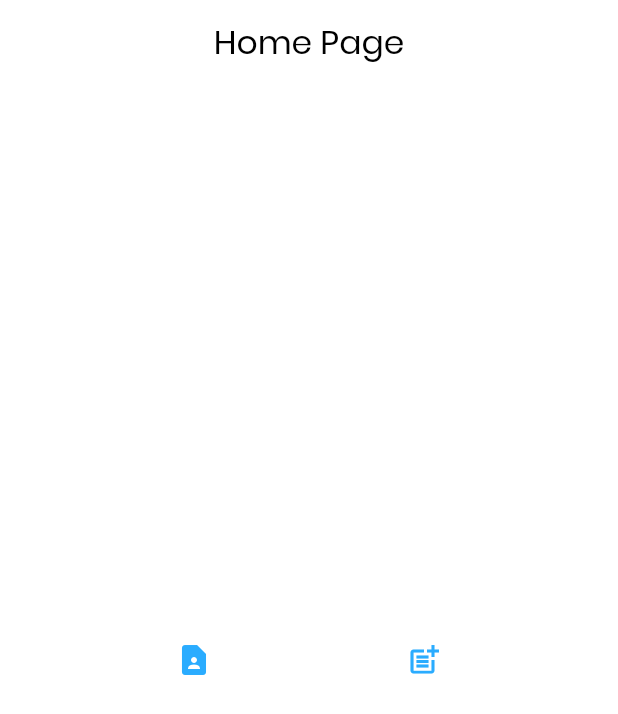
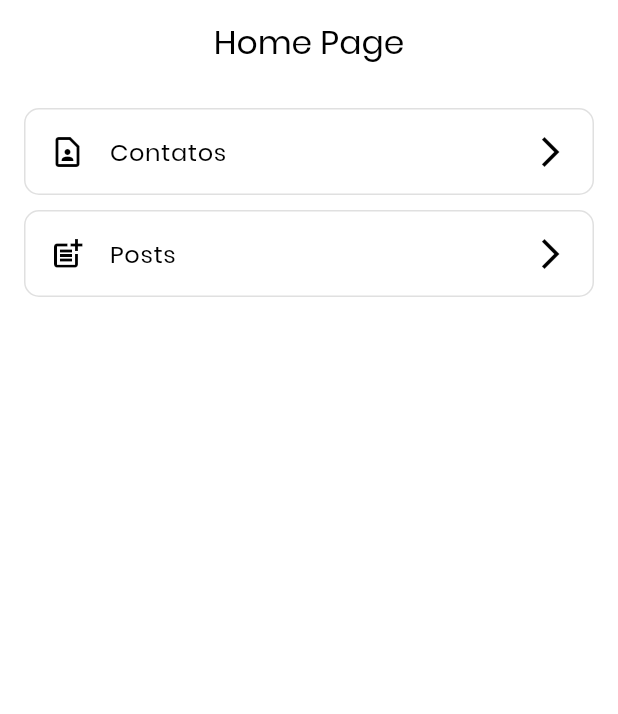
Before and after one commit to thak1996/contact_app, a Flutter app: the screen it shows after launch, on a phone screen of 412 x 824 dp. Shown: the top 714 px of the screen. Run offline on Flutter 3.47's test engine with Material 3 defaults, Android fonts, the phone set to English and light mode, and no system bars; our stand-ins replace dio, flutter_bloc, go_router, result_dart.

Commit message:
refatora lógica de carregamento de contatos e posts, substitui AsyncResult por Future, e adiciona widget HomeListTile para a tela inicial

```diff
--- a/lib/android/android.app.dart
+++ b/lib/android/android.app.dart
@@ -1,6 +1,5 @@
 import 'package:contact_app/android/app.router.dart';
 import 'package:contact_app/android/core/services/post.serivce.dart';
-import 'package:contact_app/android/view/home.view.dart';
 import 'package:flutter/material.dart';
 import 'package:provider/provider.dart';
 import 'core/constants/styles.dart';
--- a/lib/android/controller/contact.controller.dart
+++ b/lib/android/controller/contact.controller.dart
@@ -1,5 +1,4 @@
 import 'package:flutter_bloc/flutter_bloc.dart';
-import 'package:result_dart/result_dart.dart';
 import '../core/services/contact.service.dart';
 import '../models/contact.model.dart';
 
@@ -8,8 +7,9 @@ class ContactController extends Cubit<ContactState> {
 
   final ContactService _service = ContactService();
 
-  AsyncResult<List<Contact>> fetchContacts() async {
+  Future<void> fetchContacts() async {
     emit(ContactLoading());
+    await Future.delayed(Duration(seconds: 2));
     final result = await _service.getContacts();
     if (!isClosed) {
       result.fold(
@@ -17,7 +17,6 @@ class ContactController extends Cubit<ContactState> {
         (error) => emit(ContactError(error.toString())),
       );
     }
-    return result;
   }
 }
 
--- a/lib/android/view/home.view.dart
+++ b/lib/android/view/home.view.dart
@@ -2,6 +2,7 @@ import 'package:flutter/material.dart';
 import 'package:flutter_bloc/flutter_bloc.dart';
 import 'package:go_router/go_router.dart';
 import '../controller/home.controller.dart';
+import 'widgets/home.listtile.dart';
 
 class HomeView extends StatelessWidget {
   const HomeView({super.key});
@@ -14,28 +15,24 @@ class HomeView extends StatelessWidget {
         appBar: AppBar(
           backgroundColor: Colors.transparent,
           elevation: 0,
-          title: Text('Home Page'),
+          title: const Text('Home Page'),
           centerTitle: true,
         ),
         body: Center(
           child: SafeArea(
-            child: Column(
-              mainAxisAlignment: MainAxisAlignment.center,
+            child: ListView(
+              padding: const EdgeInsets.all(16.0),
               children: [
-                Row(
-                  mainAxisAlignment: MainAxisAlignment.spaceEvenly,
-                  children: [
-                    IconButton(
-                      icon: const Icon(Icons.contact_page),
-                      color: Theme.of(context).primaryColor,
-                      onPressed: () => context.push('/contact'),
-                    ),
-                    IconButton(
-                      icon: const Icon(Icons.post_add),
-                      color: Theme.of(context).primaryColor,
-                      onPressed: () => context.push('/post'),
-                    ),
-                  ],
+                HomeListTile(
+                  leading: const Icon(Icons.contact_page_outlined),
+                  title: const Text('Contatos'),
+                  onTap: () => context.push('/contact'),
+                ),
+                const SizedBox(height: 10),
+                HomeListTile(
+                  leading: const Icon(Icons.post_add_outlined),
+                  title: const Text('Posts'),
+                  onTap: () => context.push('/post'),
                 ),
               ],
             ),
--- /dev/null
+++ b/lib/android/view/widgets/home.listtile.dart
@@ -0,0 +1,30 @@
+import 'package:flutter/material.dart';
+
+class HomeListTile extends StatelessWidget {
+  const HomeListTile({
+    super.key,
+    this.leading,
+    this.title,
+    required this.onTap,
+  });
+
+  final Widget? leading;
+  final Widget? title;
+  final VoidCallback onTap;
+
+  @override
+  Widget build(BuildContext context) {
+    return ListTile(
+      leading: leading ?? Icon(Icons.person_outline),
+      title: title ?? Text('Name ListTile'),
+      onTap: onTap,
+      shape: RoundedRectangleBorder(
+        borderRadius: BorderRadius.circular(10),
+        side: BorderSide(color: Colors.grey.shade300),
+      ),
+      tileColor: Colors.white,
+      contentPadding: const EdgeInsets.symmetric(horizontal: 16.0),
+      trailing: const Icon(Icons.arrow_forward_ios_outlined),
+    );
+  }
+}
```
Also changed, not shown: lib/android/controller/post.controller.dart (+9 -10 lines).
